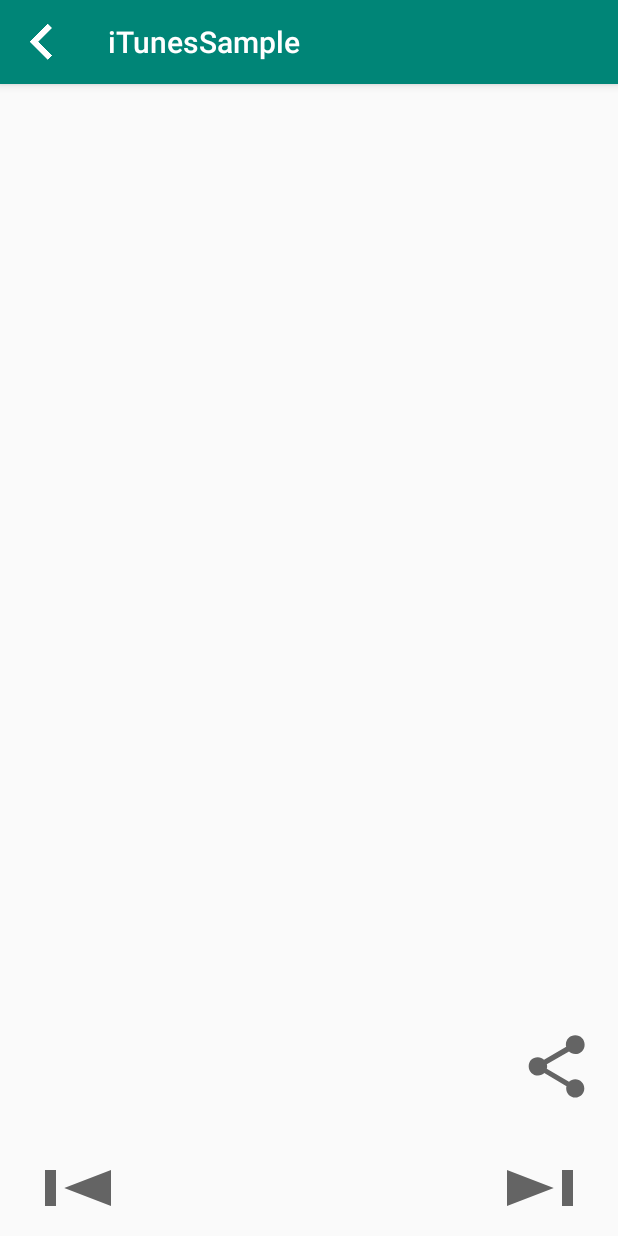
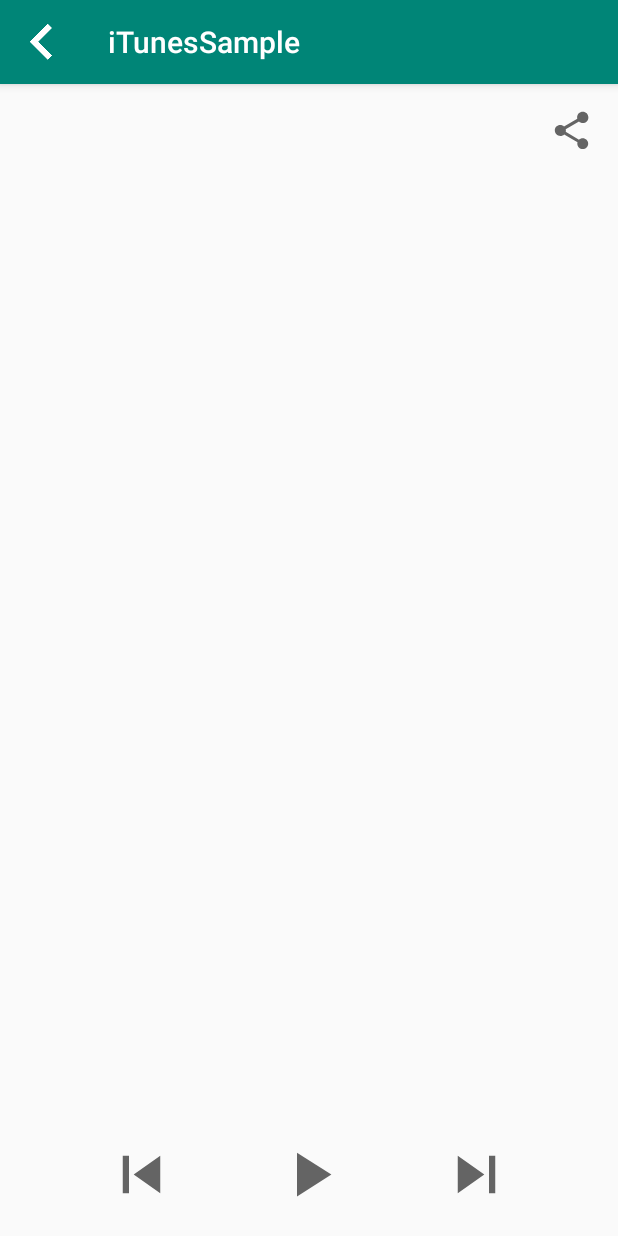
Before and after one commit to stumi01/iTunesSample, an Android app: the DetailsActivity screen opened directly, with no data from a screen before it, on a phone screen of 412 x 824 dp. Run offline under Robolectric (Android 15) with nearby library versions, the phone set to English and light mode, and no system bars; our stand-ins replace ButterKnife; 3 statements that could not run were skipped.

Commit message:
play/pause song capability

```diff
--- a/app/src/main/AndroidManifest.xml
+++ b/app/src/main/AndroidManifest.xml
@@ -4,6 +4,7 @@
 
     <uses-permission android:name="android.permission.INTERNET"/>
     <uses-permission android:name="android.permission.ACCESS_NETWORK_STATE"/>
+    <uses-permission android:name="android.permission.WAKE_LOCK"/>
 
     <application
             android:allowBackup="true"
--- a/app/src/main/java/com/bencestumpf/itunessample/presentation/common/MVPPresenter.kt
+++ b/app/src/main/java/com/bencestumpf/itunessample/presentation/common/MVPPresenter.kt
@@ -36,7 +36,6 @@ abstract class MVPPresenter<V : MVPView> {
     }
 
     fun detachView() {
-
         view = null
     }
 
--- a/app/src/main/java/com/bencestumpf/itunessample/presentation/details/DetailsView.kt
+++ b/app/src/main/java/com/bencestumpf/itunessample/presentation/details/DetailsView.kt
@@ -7,4 +7,9 @@ interface DetailsView : MVPView {
     fun showError()
     fun showContent(song: Song)
     fun shareSong()
+    fun playSong(previewUrl: String)
+    fun showPauseButton()
+    fun showPlayButton()
+    fun pauseSong()
+    fun returnSong()
 }
--- /dev/null
+++ b/app/src/main/res/drawable/baseline_pause_24.xml
@@ -0,0 +1,10 @@
+<vector xmlns:android="http://schemas.android.com/apk/res/android"
+        android:width="24dp"
+        android:height="24dp"
+        android:viewportWidth="24.0"
+        android:viewportHeight="24.0"
+        android:tint="?attr/colorControlNormal">
+    <path
+            android:fillColor="#000"
+            android:pathData="M6,19h4L10,5L6,5v14zM14,5v14h4L18,5h-4z"/>
+</vector>
--- /dev/null
+++ b/app/src/main/res/drawable/baseline_play_arrow_24.xml
@@ -0,0 +1,10 @@
+<vector xmlns:android="http://schemas.android.com/apk/res/android"
+        android:width="24dp"
+        android:height="24dp"
+        android:viewportWidth="24.0"
+        android:viewportHeight="24.0"
+        android:tint="?attr/colorControlNormal">
+    <path
+            android:fillColor="#000"
+            android:pathData="M8,5v14l11,-7z"/>
+</vector>
--- a/app/src/main/res/layout/activity_details.xml
+++ b/app/src/main/res/layout/activity_details.xml
@@ -12,10 +12,11 @@
         <TextView
                 android:layout_width="wrap_content"
                 android:layout_height="wrap_content"
-                android:id="@+id/song_details_title" android:layout_marginTop="8dp"
-                app:layout_constraintTop_toTopOf="parent" app:layout_constraintEnd_toEndOf="parent"
+                android:id="@+id/song_details_title"
+                app:layout_constraintEnd_toEndOf="parent"
                 android:layout_marginEnd="8dp" app:layout_constraintStart_toStartOf="parent"
-                android:layout_marginStart="8dp" tools:text="Title"/>
+                android:layout_marginStart="8dp" tools:text="Title"
+                app:layout_constraintTop_toBottomOf="@+id/imageView" android:layout_marginTop="8dp"/>
         <TextView
                 android:layout_width="wrap_content"
                 android:layout_height="wrap_content"
@@ -31,27 +32,46 @@
                 app:layout_constraintTop_toBottomOf="@+id/song_details_album" app:layout_constraintEnd_toEndOf="parent"
                 android:layout_marginEnd="8dp" app:layout_constraintStart_toStartOf="parent"
                 android:layout_marginStart="8dp" tools:text="Artist"/>
-        <Button
-                android:layout_width="wrap_content"
-                android:layout_height="wrap_content"
-                android:id="@+id/song_details_next" app:layout_constraintEnd_toEndOf="parent"
-                android:layout_marginEnd="8dp"
-                android:layout_marginBottom="8dp" app:layout_constraintBottom_toBottomOf="parent"
-                android:background="@drawable/baseline_skip_next_24"/>
-        <Button
-                android:layout_width="wrap_content"
-                android:layout_height="wrap_content"
-                android:id="@+id/song_details_previous" app:layout_constraintStart_toStartOf="parent"
-                android:layout_marginStart="8dp" android:layout_marginBottom="8dp"
-                app:layout_constraintBottom_toBottomOf="parent"
-                android:background="@drawable/baseline_skip_previous_24"/>
-        <ImageView
+        <ImageButton
                 android:layout_width="50dp"
                 android:layout_height="50dp"
+                android:id="@+id/song_details_next" app:layout_constraintEnd_toEndOf="parent"
+                android:layout_marginEnd="16dp"
+                android:layout_marginBottom="16dp" app:layout_constraintBottom_toBottomOf="parent"
+                android:background="@drawable/baseline_skip_next_24"
+                app:layout_constraintStart_toEndOf="@+id/song_details_play_pause"
+                app:layout_constraintHorizontal_bias="0.5"/>
+        <ImageButton
+                android:layout_width="50dp"
+                android:layout_height="50dp"
+                android:id="@+id/song_details_previous" app:layout_constraintStart_toStartOf="parent"
+                android:layout_marginStart="16dp" android:layout_marginBottom="16dp"
+                app:layout_constraintBottom_toBottomOf="parent"
+                android:background="@drawable/baseline_skip_previous_24" app:layout_constraintHorizontal_bias="0.5"
+                app:layout_constraintEnd_toStartOf="@+id/song_details_play_pause"/>
+        <ImageView
+                android:layout_width="30dp"
+                android:layout_height="30dp"
                 app:srcCompat="?attr/actionModeShareDrawable"
                 app:layout_constraintEnd_toEndOf="parent" android:layout_marginEnd="16dp"
-                android:layout_marginBottom="32dp" app:layout_constraintBottom_toTopOf="@+id/song_details_next"
-                android:id="@+id/song_details_share"/>
+                android:id="@+id/song_details_share" android:layout_marginTop="16dp"
+                app:layout_constraintTop_toTopOf="parent"/>
+        <ImageView
+                android:layout_width="wrap_content"
+                android:layout_height="wrap_content" tools:srcCompat="@tools:sample/avatars"
+                android:id="@+id/imageView" app:layout_constraintStart_toStartOf="parent"
+                android:layout_marginStart="8dp" app:layout_constraintEnd_toEndOf="parent"
+                android:layout_marginEnd="8dp" android:layout_marginTop="16dp"
+                app:layout_constraintTop_toTopOf="parent"/>
+        <ImageButton
+                android:layout_width="50dp"
+                android:layout_height="50dp"
+                android:id="@+id/song_details_play_pause"
+                app:layout_constraintStart_toEndOf="@+id/song_details_previous" android:layout_marginStart="8dp"
+                app:layout_constraintEnd_toStartOf="@+id/song_details_next" android:layout_marginEnd="8dp"
+                android:layout_marginBottom="16dp" app:layout_constraintBottom_toBottomOf="parent"
+                android:background="@drawable/baseline_play_arrow_24"
+                app:layout_constraintHorizontal_bias="0.5"/>
     </android.support.constraint.ConstraintLayout>
 
 
```
Also changed, not shown: app/src/main/java/com/bencestumpf/itunessample/presentation/details/DetailsActivity.kt (+55 -1 lines), app/src/main/java/com/bencestumpf/itunessample/presentation/details/DetailsPresenter.kt (+26 -0 lines).
